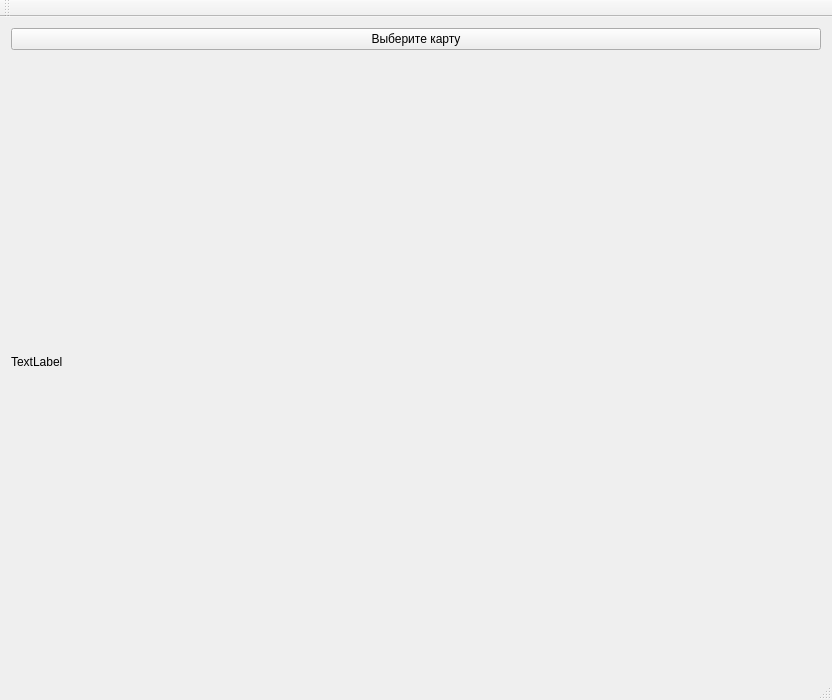
First picture: the form in RogaineHelper/MainWindow.ui, repository Foxhound31/RogaineHelper, before the edit.
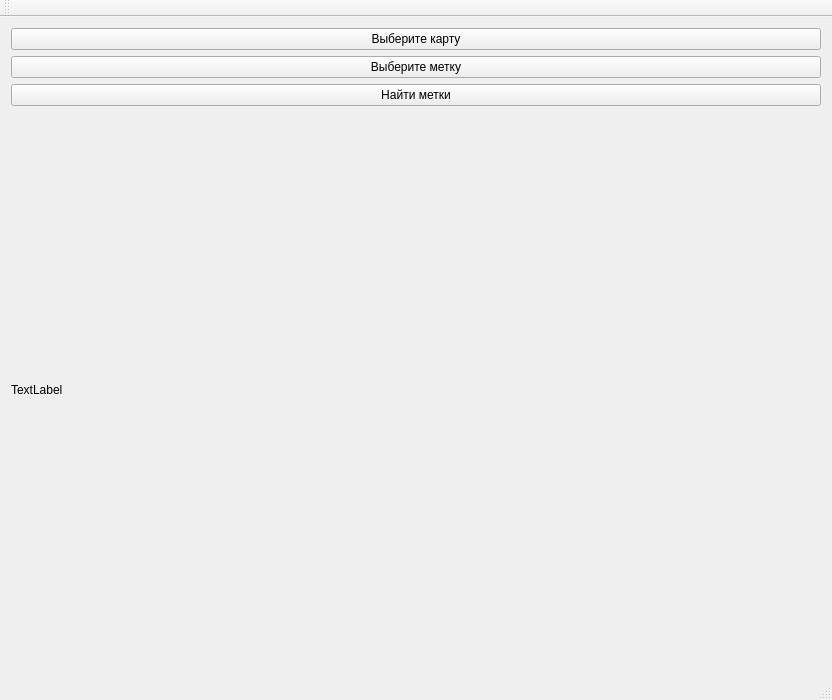
Second picture: the form after the edit.

Diff of the .ui file:
```diff
--- a/RogaineHelper/MainWindow.ui
+++ b/RogaineHelper/MainWindow.ui
@@ -22,6 +22,20 @@
       </property>
      </widget>
     </item>
+    <item>
+     <widget class="QPushButton" name="selectMarkButton">
+      <property name="text">
+       <string>Выберите метку</string>
+      </property>
+     </widget>
+    </item>
+    <item>
+     <widget class="QPushButton" name="findMarksButton">
+      <property name="text">
+       <string>Найти метки</string>
+      </property>
+     </widget>
+    </item>
     <item>
      <widget class="QLabel" name="mapLabel">
       <property name="text">
```
